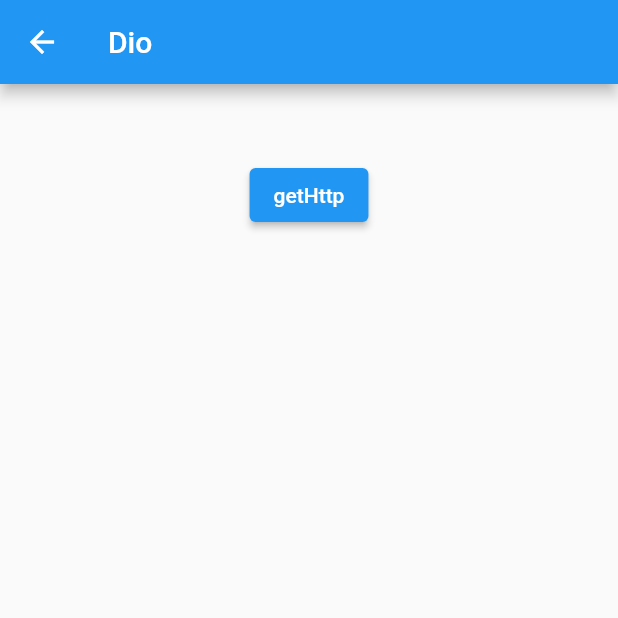
After one commit to flutterrausch/flutter_examples, a Flutter app: the DioPage screen opened directly, after a tap on "getHttp", on a phone screen of 412 x 824 dp, the top half of it. The commit adds this screen. Run offline on Flutter 3.47's test engine with Material 2 defaults, Android fonts, the phone set to English and light mode, and no system bars; our stand-ins replace dio, flutter_riverpod; missing offline and left inert: jwt_decode; network calls fail.

Commit message:
DioPage w very simple getHttp

```diff
--- /dev/null
+++ b/020__network_basics/lib/dio_class.dart
@@ -0,0 +1,15 @@
+import 'package:dio/dio.dart';
+
+
+class DioClass {
+
+  void getHttp() async {
+    try {
+      var response = await Dio().get('http://www.google.com');
+      print(response);
+    } catch (e) {
+      print(e);
+    }
+  }
+
+}
--- /dev/null
+++ b/020__network_basics/lib/dio_page.dart
@@ -0,0 +1,34 @@
+import 'package:flutter/material.dart';
+import 'package:network_basics/dio_class.dart';
+
+class DioPage extends StatelessWidget {
+  final dioClass = DioClass();
+
+  @override
+  Widget build(BuildContext context) {
+    return Scaffold(
+        appBar: AppBar(title: const Text('Dio'),),
+        body: Column(
+          children: [
+            SizedBox(height: 50),
+            Center(
+              child: Wrap(
+                spacing: 50,
+                alignment: WrapAlignment.center,
+                children: [
+
+                  ElevatedButton(
+                    onPressed: dioClass.getHttp,
+                    child: Text('getHttp'),
+                  ),
+
+
+                ],
+              ),
+            ),
+
+          ],
+        )
+    );
+  }
+}
--- a/020__network_basics/lib/main.dart
+++ b/020__network_basics/lib/main.dart
@@ -1,5 +1,6 @@
 import 'package:flutter/material.dart';
-import 'http_page.dart';
+import 'package:network_basics/http_page.dart';
+import 'package:network_basics/dio_page.dart';
 
 void main() {
   runApp(MyApp());
@@ -34,6 +35,9 @@ class MainPage extends StatelessWidget {
 
                       const SizedBox(height: 20),
                       PageButton('Http', HttpPage(), context),
+
+                      const SizedBox(height: 20),
+                      PageButton('Dio', DioPage(), context),
                     ],
                   ),
                 ),
--- a/020__network_basics/pubspec.yaml
+++ b/020__network_basics/pubspec.yaml
@@ -8,6 +8,7 @@ environment:
 
 dependencies:
   cupertino_icons: ^1.0.2
+  dio: ^4.0.6
   flutter:
     sdk: flutter
 
```
Also changed, not shown: 020__network_basics/pubspec.lock.
